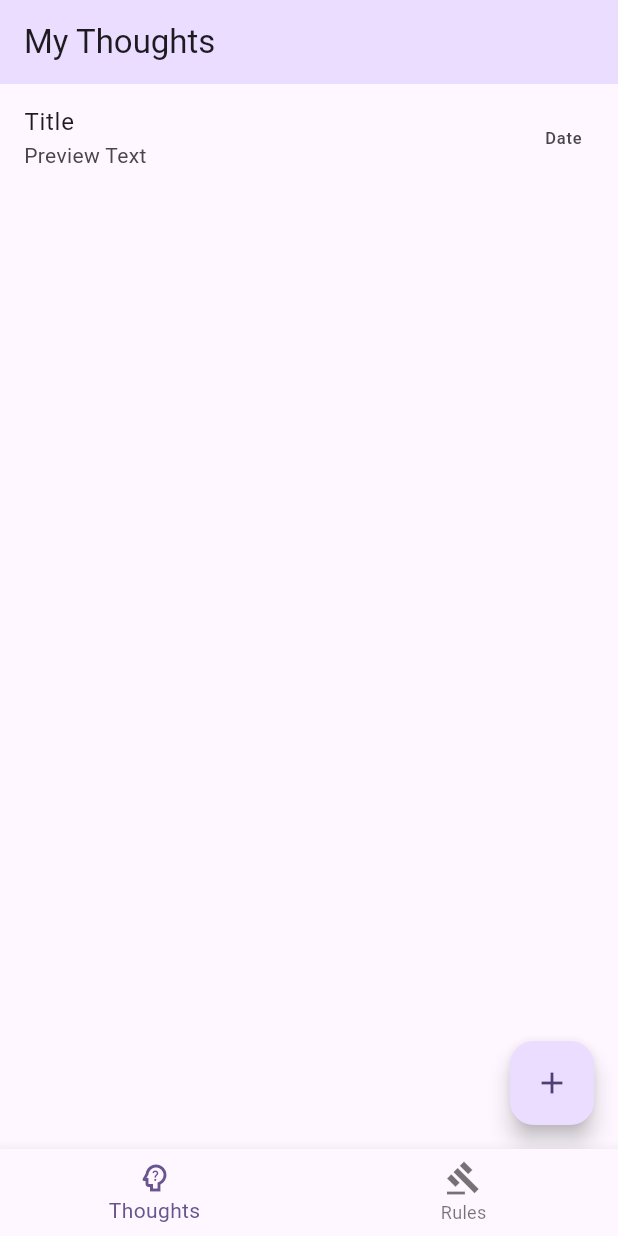
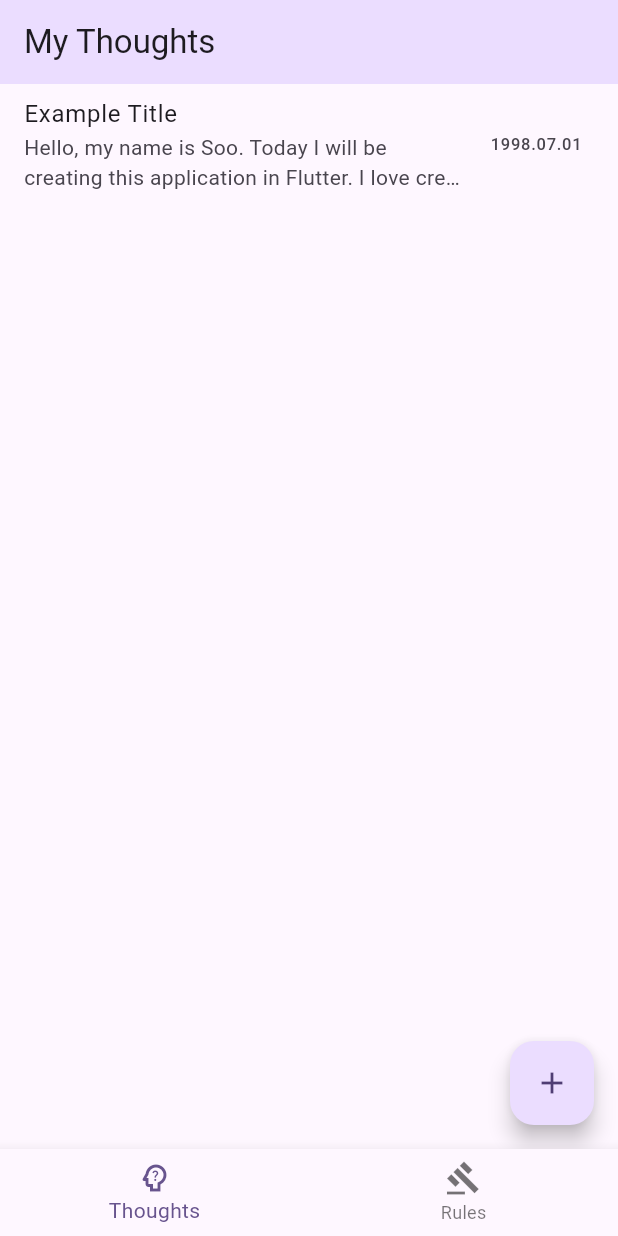
Before and after one commit to MontyCoder0701/thinkthru, a Flutter app: the screen it shows after launch, on a phone screen of 412 x 824 dp. Run offline on Flutter 3.47's test engine with Material 3 defaults, Android fonts, the phone set to English and light mode, and no system bars.

Commit message:
feat: 예시로 리스트에 보일 글 수정

```diff
--- a/lib/screens/thought_list.dart
+++ b/lib/screens/thought_list.dart
@@ -18,11 +18,15 @@ class _ThoughtListScreenState extends State<ThoughtListScreen> {
         title: Text('My Thoughts'),
       ),
       body: ListView(
-        children: const [
+        children: [
           ListTile(
-            title: Text('Title'),
-            subtitle: Text('Preview Text'),
-            trailing: Text('Date'),
+            title: Text('Example Title'),
+            subtitle: Text(
+              'Hello, my name is Soo. Today I will be creating this application in Flutter. I love creating new things!',
+              maxLines: 2,
+              overflow: TextOverflow.ellipsis,
+            ),
+            trailing: Text('1998.07.01'),
           ),
         ],
       ),
```
